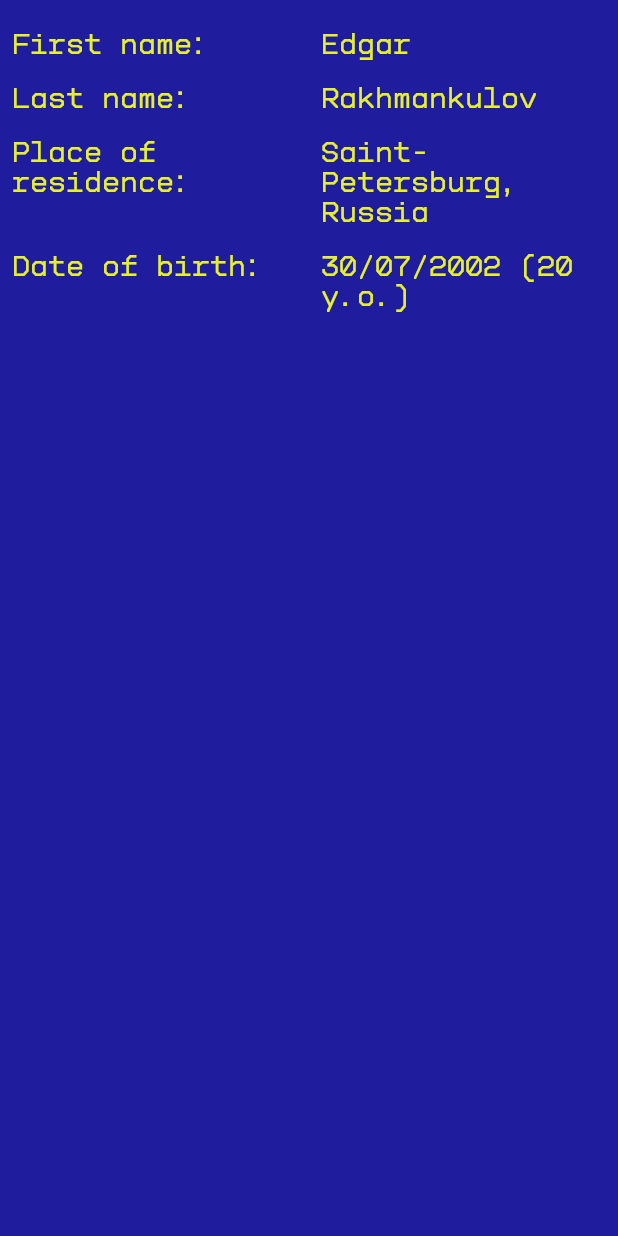
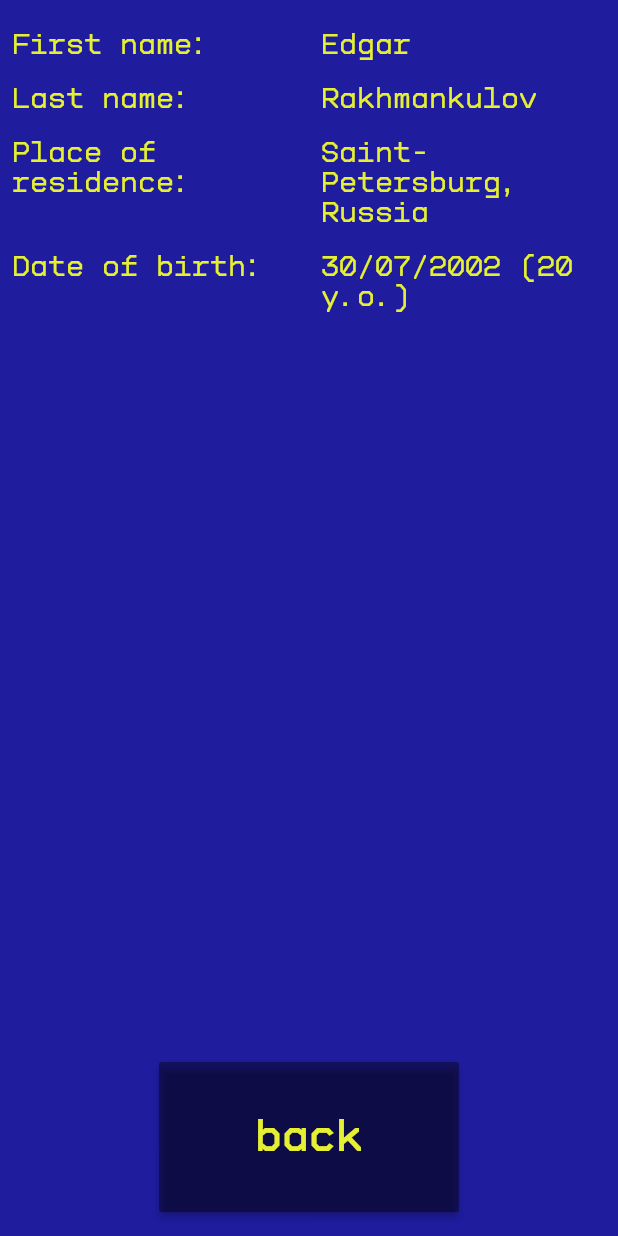
Before and after one commit to eeeedgar/intro_eeee, a Flutter app: the PersonalInfoSmall screen opened directly, on a phone screen of 412 x 824 dp. Run offline on Flutter 3.47's test engine with Material 2 defaults, Android fonts, the light colour scheme and no system bars; our stand-ins replace animated_text_kit, another_flushbar; missing offline and left inert: blinking_text.

Commit message:
fix: differentiate small and large menu layouts

```diff
--- a/lib/menu_page.dart
+++ b/lib/menu_page.dart
@@ -53,7 +53,7 @@ class _MenuSmallState extends State<MenuSmall> {
               ),
               _getButtonWithText(
                 'personal',
-                    () => Navigator.of(context).push(getRoute(const PersonalInfo(), 'right'))
+                    () => Navigator.of(context).push(getRoute(const PersonalInfoSmall(), 'right'))
               ),
               _getButtonWithText(
                 'contacts',
@@ -386,7 +386,7 @@ class _MenuLargeState extends State<MenuLarge> {
 
     switch (selectedPage) {
       case Page.personal:
-        widget = const PersonalInfo();
+        widget = const PersonalInfoLarge();
         break;
 
       case Page.education:
--- a/lib/widgets/personal_info_widget.dart
+++ b/lib/widgets/personal_info_widget.dart
@@ -1,20 +1,5 @@
 import 'package:flutter/material.dart';
 import 'package:intro_eeee/constants.dart';
-
-class PersonalInfo extends StatelessWidget {
-  const PersonalInfo({Key? key}) : super(key: key);
-
-  @override
-  Widget build(BuildContext context) {
-    return LayoutBuilder(builder: (context, constraints) {
-      if (constraints.maxWidth < 700 || constraints.maxHeight < 700) {
-        return const PersonalInfoSmall();
-      } else {
-        return const PersonalInfoLarge();
-      }
-    });
-  }
-}
 
 class PersonalInfoSmall extends StatelessWidget {
   const PersonalInfoSmall({Key? key}) : super(key: key);
@@ -22,6 +7,23 @@ class PersonalInfoSmall extends StatelessWidget {
   @override
   Widget build(BuildContext context) {
     return Scaffold(
+      floatingActionButtonLocation: FloatingActionButtonLocation.centerFloat,
+      floatingActionButton: MaterialButton(
+        minWidth: 200,
+        height: 100,
+        color: Colors.black38,
+        highlightColor: Colors.black54,
+        splashColor: const Color(0x00000000),
+        onPressed: () => Navigator.of(context).pop(),
+        child: const Text(
+          'back',
+          style: TextStyle(
+            fontFamily: 'FeatureMono',
+            color: fontYellow,
+            fontSize: 30,
+          ),
+        ),
+      ),
       backgroundColor: backgroundBlue,
       body: Container(
           alignment: Alignment.topLeft,
@@ -29,7 +31,8 @@ class PersonalInfoSmall extends StatelessWidget {
             children: const [
               TableRow(children: [
                 Padding(
-                  padding: EdgeInsets.only(left: 8, right: 8, top: 20, bottom: 8),
+                  padding:
+                      EdgeInsets.only(left: 8, right: 8, top: 20, bottom: 8),
                   child: Text(
                     'First name:',
                     style: TextStyle(
@@ -40,7 +43,8 @@ class PersonalInfoSmall extends StatelessWidget {
                   ),
                 ),
                 Padding(
-                  padding: EdgeInsets.only(left: 8, right: 8, top: 20, bottom: 8),
+                  padding:
+                      EdgeInsets.only(left: 8, right: 8, top: 20, bottom: 8),
                   child: Text(
                     'Edgar',
                     style: TextStyle(
@@ -129,14 +133,13 @@ class PersonalInfoSmall extends StatelessWidget {
   }
 }
 
-
 class PersonalInfoLarge extends StatelessWidget {
   const PersonalInfoLarge({Key? key}) : super(key: key);
 
   @override
   Widget build(BuildContext context) {
     return Container(
-      color: backgroundBlue,
+        color: backgroundBlue,
         alignment: Alignment.topLeft,
         child: Table(
           children: const [
```
